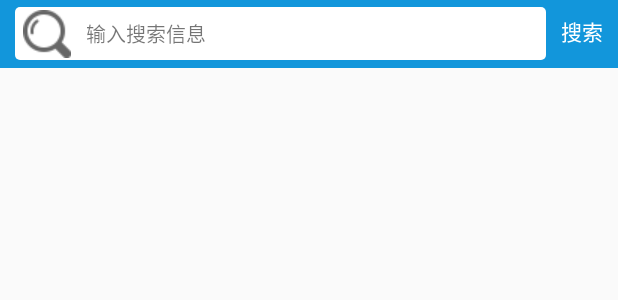
After one commit to djy9809/SecondMarket, an Android app: the layout titlebar.xml on its own in the app's theme, with its tools: preview values and no code run, on a phone screen of 412 x 824 dp. The commit adds this screen. Shown: the top 300 px of the screen. Run offline under Robolectric (Android 15) with nearby library versions, the light colour scheme and no system bars.

Commit message:
1、更改首页布局 2、添加RecyclerView

```diff
--- a/app/src/main/java/com/example/djy/secondmarket/Fragment/HomeFragment.java
+++ b/app/src/main/java/com/example/djy/secondmarket/Fragment/HomeFragment.java
@@ -46,8 +46,8 @@ public class HomeFragment extends Fragment implements OnBannerListener {
     public void onStart() {
         super.onStart();
         initView();
-        Button button_search =getActivity().findViewById(R.id.button_search);
-        button_search.setOnClickListener(new View.OnClickListener() {
+        TextView textView_search = getActivity().findViewById(R.id.search_message_home);
+        textView_search.setOnClickListener(new View.OnClickListener() {
             @Override
             public void onClick(View view) {
                 Intent intent = new Intent(getActivity(),HomeSearch.class);
--- /dev/null
+++ b/app/src/main/res/drawable/search_home_shape.xml
@@ -0,0 +1,6 @@
+<?xml version="1.0" encoding="utf-8"?>
+<shape xmlns:android="http://schemas.android.com/apk/res/android"
+    android:shape="rectangle">
+    <solid android:color="#fff" />
+    <corners android:radius="3dp" />
+</shape>
--- /dev/null
+++ b/app/src/main/res/layout/titlebar.xml
@@ -0,0 +1,30 @@
+<?xml version="1.0" encoding="utf-8"?>
+<LinearLayout xmlns:android="http://schemas.android.com/apk/res/android"
+    android:layout_width="match_parent"
+    android:layout_height="45dp"
+    android:background="@color/blue"
+    android:orientation="horizontal">
+
+    <TextView
+        android:id="@+id/tv_search_home"
+        android:layout_width="wrap_content"
+        android:layout_height="35dp"
+        android:layout_gravity="center_vertical"
+        android:layout_marginLeft="10dp"
+        android:layout_weight="1"
+        android:background="@drawable/search_home_shape"
+        android:drawableLeft="@drawable/home_search_icon"
+        android:drawablePadding="10dp"
+        android:gravity="center_vertical"
+        android:padding="5dp"
+        android:text="输入搜索信息"
+        android:textSize="13sp" />
+
+    <TextView
+        android:id="@+id/search_message_home"
+        android:layout_width="wrap_content"
+        android:layout_height="wrap_content"
+        android:layout_margin="10dp"
+        android:text="搜索"
+        android:textColor="@color/white" />
+</LinearLayout>
```
Also changed, not shown: app/src/main/res/layout/fragment_home.xml (+3 -22 lines), app/src/main/res/drawable/home_search_icon.png (added).
